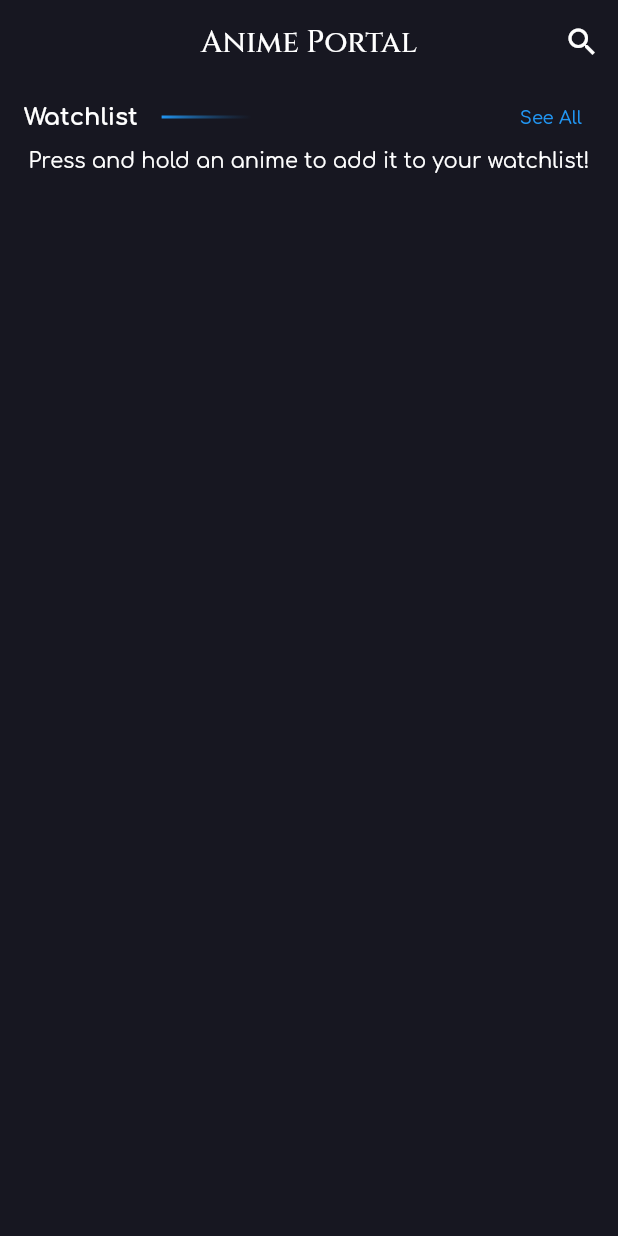
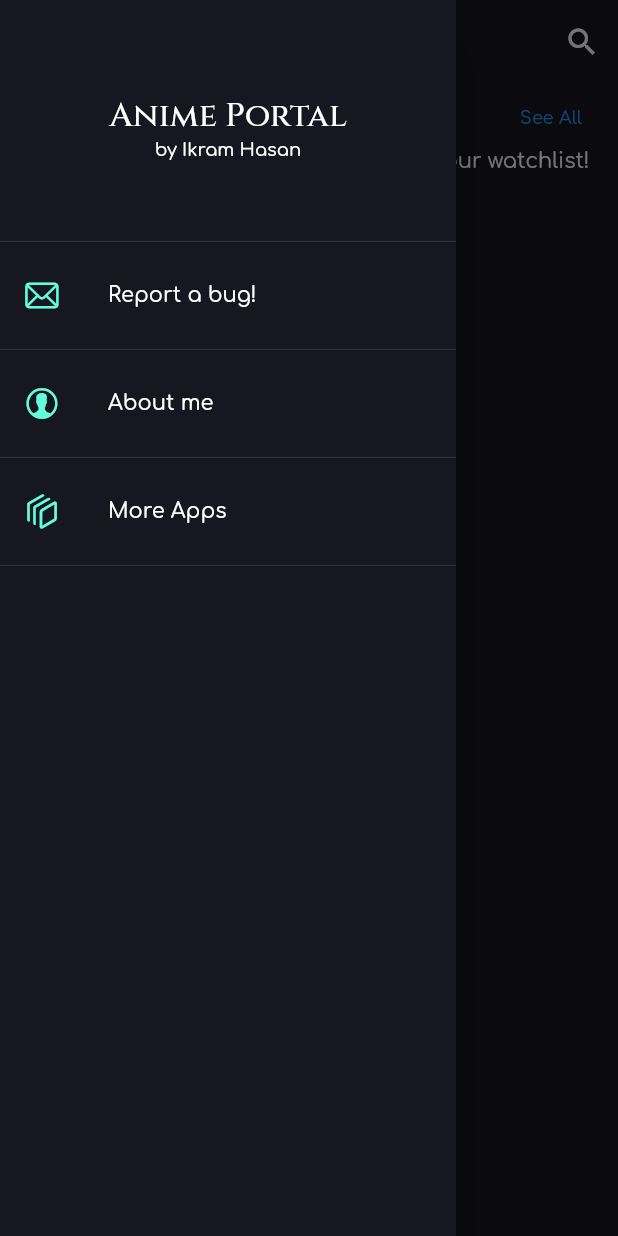
Before and after one commit to ikramhasan/Anime-Portal, a Flutter app: the screen it shows after launch, with the side drawer open (before the commit the screen has no drawer), on a phone screen of 412 x 824 dp. Run offline on Flutter 3.47's test engine with Material 2 defaults, Android fonts, the phone set to English and light mode, and no system bars; our stand-ins replace animate_do, bloc, cached_network_image, dartz, fast_immutable_collections, flutter_bloc and 7 more; missing offline and left inert: jikan_api.

Commit message:
added: about section

```diff
--- a/lib/src/anime/view/anime/components/episodes_widget.dart
+++ b/lib/src/anime/view/anime/components/episodes_widget.dart
@@ -21,8 +21,7 @@ class EpisodesWidget extends StatelessWidget {
               final episode = state.episodes[index];
 
               return ListTile(
-                onTap: () {
-                },
+                onTap: () {},
                 title: Text(episode.title),
                 subtitle: Text(
                   convertDateToHumanReadableText(episode.aired) ?? '',
@@ -31,7 +30,7 @@ class EpisodesWidget extends StatelessWidget {
                   decoration: BoxDecoration(
                     borderRadius: BorderRadius.circular(6),
                     color:
-                        episode.filler ? Colors.redAccent : Colors.greenAccent,
+                        episode.filler ? Colors.redAccent : Colors.blueAccent,
                   ),
                   child: Padding(
                     padding: const EdgeInsets.all(4),
--- a/lib/src/anime/view/anime/photo_view_page.dart
+++ b/lib/src/anime/view/anime/photo_view_page.dart
@@ -38,7 +38,7 @@ class PhotoViewPage extends StatelessWidget {
         child: Container(
           decoration: BoxDecoration(
             borderRadius: BorderRadius.circular(6),
-            color: Theme.of(context).colorScheme.secondary,
+            color: Colors.blueAccent,
           ),
           child: Padding(
             padding: const EdgeInsets.all(8),
--- a/lib/src/anime/view/home_page.dart
+++ b/lib/src/anime/view/home_page.dart
@@ -8,6 +8,8 @@ import 'package:anime_portal/src/anime/view/components/anime_watchlist_widget.da
 import 'package:anime_portal/src/anime/view/components/top_anime_list_widget.dart';
 import 'package:anime_portal/src/anime/view/components/trending_anime_list_widget.dart';
 import 'package:anime_portal/src/anime/view/search/search_page.dart';
+import 'package:anime_portal/src/app/helpers/launch_mail.dart';
+import 'package:flutter/cupertino.dart';
 import 'package:flutter/material.dart';
 import 'package:flutter_bloc/flutter_bloc.dart';
 import 'package:google_fonts/google_fonts.dart';
@@ -23,6 +25,70 @@ class HomePage extends StatelessWidget {
     context.read<AiringTodayCubit>().getAiringToday(DateTime.now().weekday);
     return Scaffold(
       resizeToAvoidBottomInset: false,
+      drawer: Drawer(
+        child: Column(
+          children: [
+            DrawerHeader(
+              child: Center(
+                child: Column(
+                  mainAxisAlignment: MainAxisAlignment.center,
+                  children: [
+                    Text(
+                      'Anime Portal',
+                      style: GoogleFonts.cinzel(
+                        fontSize: 22,
+                      ),
+                    ),
+                    const Text(
+                      'by Ikram Hasan',
+                      style: TextStyle(fontSize: 12),
+                    ),
+                  ],
+                ),
+              ),
+            ),
+            ListTile(
+              leading: Icon(
+                CupertinoIcons.mail,
+                color: Theme.of(context).colorScheme.secondary,
+              ),
+              title: const Text(
+                'Report a bug!',
+              ),
+              onTap: () {
+                sendMail('General');
+              },
+            ),
+            const Divider(),
+            ListTile(
+              leading: Icon(
+                CupertinoIcons.person_alt_circle,
+                color: Theme.of(context).colorScheme.secondary,
+              ),
+              title: const Text(
+                'About me',
+              ),
+              onTap: () {
+                launchURL('https://www.ikramhasan.com/');
+              },
+            ),
+            const Divider(),
+            ListTile(
+              onTap: () {
+                launchURL(
+                  'https://play.google.com/store/search?q=pub%3AIkram%20Hasan&c=apps',
+                );
+              },
+              leading: Icon(
+                CupertinoIcons.square_stack_3d_down_right,
+                color: Theme.of(context).colorScheme.secondary,
+              ),
+              title: const Text('More Apps'),
+            ),
+            const Divider(),
+          ],
+        ),
+      ),
       appBar: AppBar(
         title: Text(
           'Anime Portal',
--- a/pubspec.yaml
+++ b/pubspec.yaml
@@ -50,6 +50,7 @@ dependencies:
   flutter_staggered_grid_view: ^0.6.1
   google_fonts: ^2.3.1
   flutter_spinkit: ^5.1.0
+  url_launcher: ^6.1.2
 
 dev_dependencies:
   flutter_test:
```
Also changed, not shown: lib/src/app/helpers/launch_mail.dart (added, +18 -0 lines), pubspec.lock, 3 other files.
